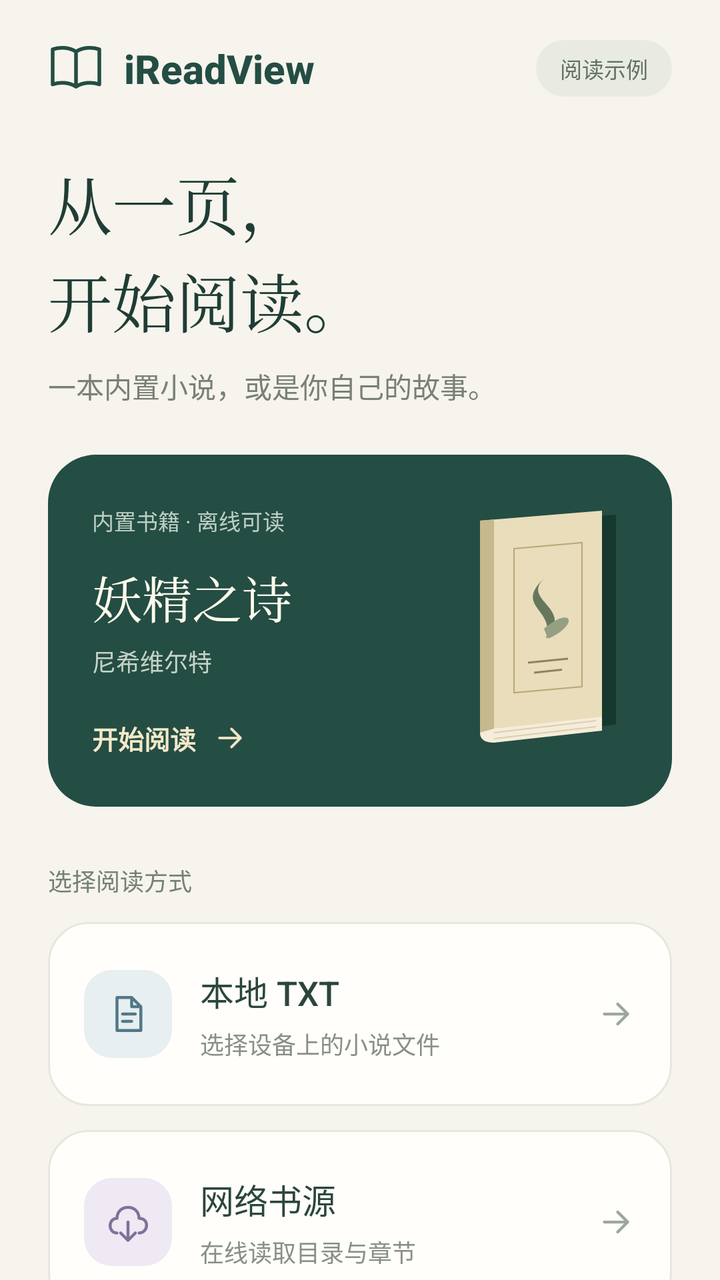
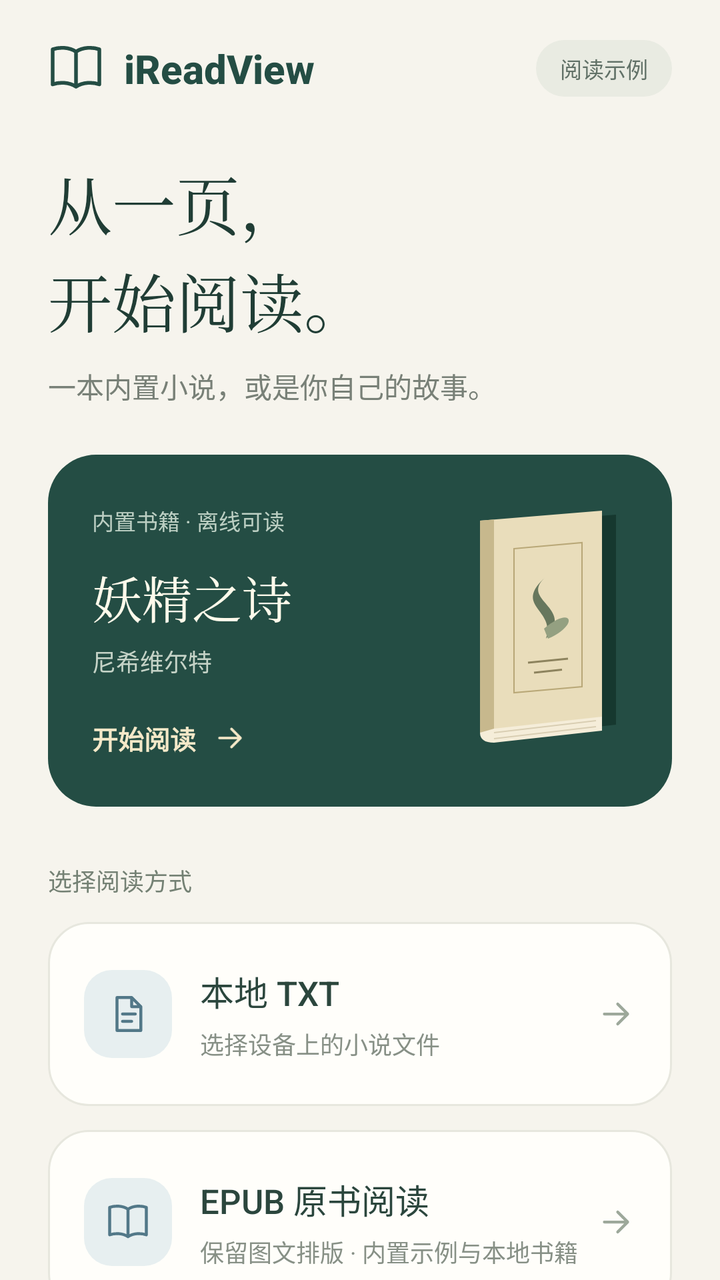

Screens rendered from an Android XML layout before and after an edit, with the pre-edit source and the edit as a unified diff.
<!-- AndroidManifest.xml: application theme android:Theme.Material.Light.NoActionBar -->
<!-- res/layout/activity_home.xml -->
<ScrollView xmlns:android="http://schemas.android.com/apk/res/android"
    android:layout_width="match_parent" android:layout_height="match_parent"
    android:fitsSystemWindows="true" android:fillViewport="true"
    android:clipToPadding="false" android:scrollbars="none" android:background="#F6F4ED">
    <LinearLayout android:layout_width="match_parent" android:layout_height="wrap_content"
        android:orientation="vertical" android:paddingStart="24dp" android:paddingEnd="24dp" android:paddingTop="20dp" android:paddingBottom="32dp">
        <LinearLayout android:layout_width="match_parent" android:layout_height="wrap_content" android:gravity="center_vertical">
            <ImageView android:layout_width="28dp" android:layout_height="28dp" android:src="@drawable/ic_home_book" android:tint="#244D44" android:importantForAccessibility="no" />
            <TextView android:layout_width="0dp" android:layout_height="wrap_content" android:layout_weight="1" android:layout_marginStart="10dp"
                android:text="iReadView" android:textSize="20sp" android:textStyle="bold" android:fontFamily="sans-serif-medium" android:textColor="#244D44" />
            <TextView android:layout_width="wrap_content" android:layout_height="wrap_content" android:text="阅读示例" android:textSize="11sp"
                android:textColor="#617167" android:background="@drawable/home_badge" android:paddingStart="12dp" android:paddingEnd="12dp" android:paddingTop="6dp" android:paddingBottom="6dp" />
        </LinearLayout>
        <TextView android:layout_width="match_parent" android:layout_height="wrap_content" android:layout_marginTop="30dp"
            android:text="从一页，\n开始阅读。" android:textSize="32sp" android:fontFamily="serif" android:textColor="#203D35" android:lineSpacingExtra="3dp" />
        <TextView android:layout_width="match_parent" android:layout_height="wrap_content" android:layout_marginTop="10dp" android:layout_marginBottom="24dp"
            android:text="一本内置小说，或是你自己的故事。" android:textSize="14sp" android:textColor="#788077" />
        <LinearLayout android:id="@+id/open_builtin" style="@style/HomeEntry"
            android:layout_width="match_parent" android:layout_height="wrap_content" android:minHeight="176dp"
            android:background="@drawable/home_card_primary" android:padding="22dp" android:gravity="center_vertical"
            android:contentDescription="阅读内置书籍，妖精之诗，作者尼希维尔特，离线阅读">
            <LinearLayout android:layout_width="0dp" android:layout_height="wrap_content" android:layout_weight="1" android:orientation="vertical" android:importantForAccessibility="noHideDescendants">
                <TextView android:layout_width="wrap_content" android:layout_height="wrap_content" android:text="内置书籍 · 离线可读" android:textSize="11sp" android:textColor="#BCCFC3" />
                <TextView android:layout_width="match_parent" android:layout_height="wrap_content" android:layout_marginTop="12dp"
                    android:text="妖精之诗" android:textSize="25sp" android:fontFamily="serif" android:textColor="#FFFAEB" />
                <TextView android:layout_width="match_parent" android:layout_height="wrap_content" android:layout_marginTop="5dp"
                    android:text="尼希维尔特" android:textSize="12sp" android:textColor="#C5D3C7" />
                <LinearLayout android:layout_width="wrap_content" android:layout_height="wrap_content" android:layout_marginTop="20dp" android:gravity="center_vertical">
                    <TextView android:layout_width="wrap_content" android:layout_height="wrap_content" android:text="开始阅读" android:textSize="13sp" android:textStyle="bold" android:textColor="#F4E8C8" />
                    <ImageView android:layout_width="18dp" android:layout_height="18dp" android:layout_marginStart="8dp" android:src="@drawable/ic_home_arrow" android:tint="#F4E8C8" />
                </LinearLayout>
            </LinearLayout>
            <ImageView android:layout_width="82dp" android:layout_height="124dp" android:layout_marginStart="12dp" android:src="@drawable/home_book_cover" android:importantForAccessibility="no" />
        </LinearLayout>
        <TextView style="@style/HomeSectionTitle" android:layout_width="match_parent" android:layout_height="wrap_content"
            android:layout_marginTop="28dp" android:layout_marginBottom="12dp" android:text="选择阅读方式" />
        <LinearLayout android:id="@+id/open_local_txt" style="@style/HomeEntry" android:layout_width="match_parent" android:layout_height="wrap_content"
            android:minHeight="92dp" android:background="@drawable/home_card" android:padding="18dp" android:gravity="center_vertical"
            android:contentDescription="本地 TXT，选择设备上的小说文件">
            <ImageView style="@style/HomeIcon" android:background="@drawable/home_icon_blue" android:src="@drawable/ic_home_file" android:tint="#527888" />
            <LinearLayout style="@style/HomeEntryText" android:importantForAccessibility="noHideDescendants">
                <TextView style="@style/HomeEntryTitle" android:text="本地 TXT" />
                <TextView style="@style/HomeEntrySubtitle" android:text="选择设备上的小说文件" />
            </LinearLayout>
            <ImageView style="@style/HomeArrow" />
        </LinearLayout>
        <LinearLayout android:id="@+id/open_network" style="@style/HomeEntry" android:layout_width="match_parent" android:layout_height="wrap_content"
            android:layout_marginTop="12dp" android:minHeight="92dp" android:background="@drawable/home_card" android:padding="18dp" android:gravity="center_vertical"
            android:contentDescription="网络书源，在线读取目录与章节">
            <ImageView style="@style/HomeIcon" android:background="@drawable/home_icon_lilac" android:src="@drawable/ic_home_cloud" android:tint="#80719B" />
            <LinearLayout style="@style/HomeEntryText" android:importantForAccessibility="noHideDescendants">
                <TextView style="@style/HomeEntryTitle" android:text="网络书源" />
                <TextView style="@style/HomeEntrySubtitle" android:text="在线读取目录与章节" />
            </LinearLayout>
            <ImageView style="@style/HomeArrow" />
        </LinearLayout>
        <LinearLayout android:id="@+id/more_examples" style="@style/HomeEntry" android:layout_width="match_parent" android:layout_height="wrap_content"
            android:layout_marginTop="24dp" android:minHeight="76dp" android:paddingTop="12dp" android:paddingBottom="12dp" android:paddingStart="4dp" android:paddingEnd="4dp"
            android:background="@drawable/home_entry_plain" android:gravity="center_vertical" android:contentDescription="更多示例，探索翻页与自定义内容">
            <ImageView android:layout_width="24dp" android:layout_height="24dp" android:src="@drawable/ic_home_explore" android:tint="#7B8878" android:importantForAccessibility="no" />
            <LinearLayout style="@style/HomeEntryText" android:importantForAccessibility="noHideDescendants">
                <TextView style="@style/HomeEntryTitle" android:textSize="15sp" android:text="更多示例" />
                <TextView style="@style/HomeEntrySubtitle" android:textSize="11sp" android:text="探索翻页、页眉页脚与自定义内容" />
            </LinearLayout>
            <ImageView style="@style/HomeArrow" />
        </LinearLayout>
        <TextView android:layout_width="match_parent" android:layout_height="wrap_content" android:layout_marginTop="16dp"
            android:text="iReadView  /  阅读体验，从这里开始" android:textSize="10sp" android:textColor="#9BA095" android:gravity="center" />
    </LinearLayout>
</ScrollView>
<!-- resources referenced by this layout -->
<resources>
  <!-- drawable home_badge (drawable) -->
  <shape xmlns:android="http://schemas.android.com/apk/res/android"><solid android:color="#E9EBE2" /><corners android:radius="20dp" /></shape>
  <!-- drawable home_card_primary (drawable) -->
  <ripple xmlns:android="http://schemas.android.com/apk/res/android" android:color="#35FFFFFF">
      <item><shape><solid android:color="#244D44" /><corners android:radius="24dp" /></shape></item>
      <item android:id="@android:id/mask"><shape><solid android:color="#FFFFFF" /><corners android:radius="24dp" /></shape></item>
  </ripple>
  <!-- drawable home_entry_plain (drawable) -->
  <ripple xmlns:android="http://schemas.android.com/apk/res/android" android:color="#14244D44">
      <item><shape><solid android:color="#00FFFFFF" /><corners android:radius="12dp" /></shape></item>
      <item android:id="@android:id/mask"><shape><solid android:color="#FFFFFF" /><corners android:radius="12dp" /></shape></item>
  </ripple>
  <!-- drawable home_icon_blue (drawable) -->
  <shape xmlns:android="http://schemas.android.com/apk/res/android"><solid android:color="#E7EFF0" /><corners android:radius="14dp" /></shape>
  <!-- drawable home_icon_lilac (drawable) -->
  <shape xmlns:android="http://schemas.android.com/apk/res/android"><solid android:color="#EEE9F2" /><corners android:radius="14dp" /></shape>
  <!-- drawable ic_home_explore (drawable) -->
  <vector xmlns:android="http://schemas.android.com/apk/res/android" android:width="24dp" android:height="24dp" android:viewportWidth="24" android:viewportHeight="24">
      <path android:pathData="M5,3H9V7H5ZM15,3H19V7H15ZM5,13H9V17H5ZM15,13H19V17H15Z" android:fillColor="#00000000" android:strokeColor="#7B8878" android:strokeWidth="1.6" android:strokeLineJoin="round" />
  </vector>
  <style name="HomeArrow">
          <item name="android:layout_width">20dp</item>
          <item name="android:layout_height">20dp</item>
          <item name="android:src">@drawable/ic_home_arrow</item>
          <item name="android:tint">#9DA89A</item>
          <item name="android:importantForAccessibility">no</item>
      </style>
  <style name="HomeEntry">
          <item name="android:clickable">true</item>
          <item name="android:focusable">true</item>
          <item name="android:descendantFocusability">blocksDescendants</item>
          <item name="android:importantForAccessibility">yes</item>
      </style>
  <style name="HomeEntrySubtitle">
          <item name="android:layout_width">match_parent</item>
          <item name="android:layout_height">wrap_content</item>
          <item name="android:layout_marginTop">5dp</item>
          <item name="android:textSize">12sp</item>
          <item name="android:textColor">#879086</item>
      </style>
  <style name="HomeEntryText">
          <item name="android:layout_width">0dp</item>
          <item name="android:layout_height">wrap_content</item>
          <item name="android:layout_weight">1</item>
          <item name="android:layout_marginStart">14dp</item>
          <item name="android:layout_marginEnd">8dp</item>
          <item name="android:orientation">vertical</item>
      </style>
  <style name="HomeEntryTitle">
          <item name="android:layout_width">match_parent</item>
          <item name="android:layout_height">wrap_content</item>
          <item name="android:textSize">17sp</item>
          <item name="android:textColor">#2B463D</item>
          <item name="android:fontFamily">sans-serif-medium</item>
      </style>
  <style name="HomeIcon">
          <item name="android:layout_width">44dp</item>
          <item name="android:layout_height">44dp</item>
          <item name="android:padding">11dp</item>
          <item name="android:importantForAccessibility">no</item>
      </style>
  <style name="HomeSectionTitle">
          <item name="android:textSize">12sp</item>
          <item name="android:textColor">#748174</item>
          <item name="android:fontFamily">sans-serif-medium</item>
      </style>
  <!-- unchanged entries left out for length: 6 -->
</resources>

<!-- the commit's change to res/layout/activity_home.xml (unified diff, before → after) -->
@@ -44,6 +44,16 @@
             </LinearLayout>
             <ImageView style="@style/HomeArrow" />
         </LinearLayout>
+        <LinearLayout android:id="@+id/open_epub" style="@style/HomeEntry" android:layout_width="match_parent" android:layout_height="wrap_content"
+            android:layout_marginTop="12dp" android:minHeight="92dp" android:background="@drawable/home_card" android:padding="18dp" android:gravity="center_vertical"
+            android:contentDescription="EPUB 原书阅读，内置图文示例或选择本地书籍">
+            <ImageView style="@style/HomeIcon" android:background="@drawable/home_icon_blue" android:src="@drawable/ic_home_book" android:tint="#527888" />
+            <LinearLayout style="@style/HomeEntryText" android:importantForAccessibility="noHideDescendants">
+                <TextView style="@style/HomeEntryTitle" android:text="EPUB 原书阅读" />
+                <TextView style="@style/HomeEntrySubtitle" android:text="保留图文排版 · 内置示例与本地书籍" />
+            </LinearLayout>
+            <ImageView style="@style/HomeArrow" />
+        </LinearLayout>
         <LinearLayout android:id="@+id/open_network" style="@style/HomeEntry" android:layout_width="match_parent" android:layout_height="wrap_content"
             android:layout_marginTop="12dp" android:minHeight="92dp" android:background="@drawable/home_card" android:padding="18dp" android:gravity="center_vertical"
             android:contentDescription="网络书源，在线读取目录与章节">
